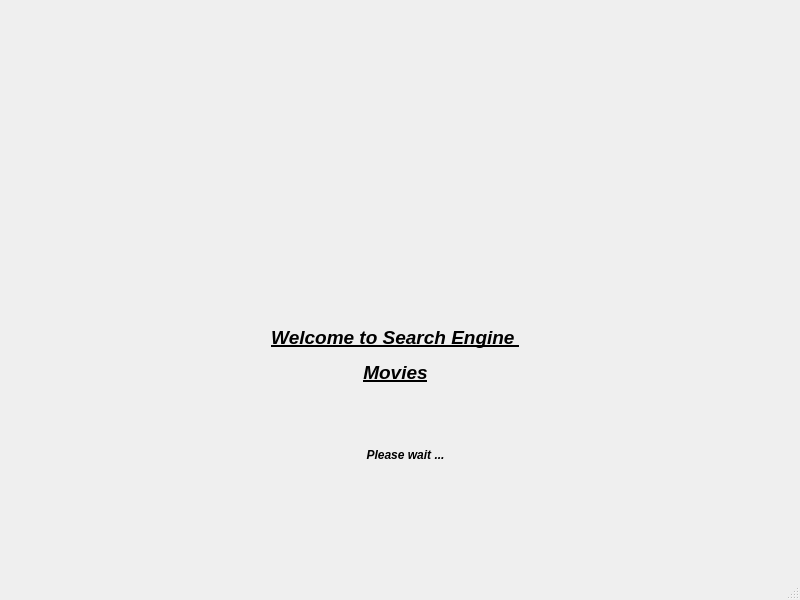
mm528/ElasticSearch, file welcome.ui: the form before one commit.
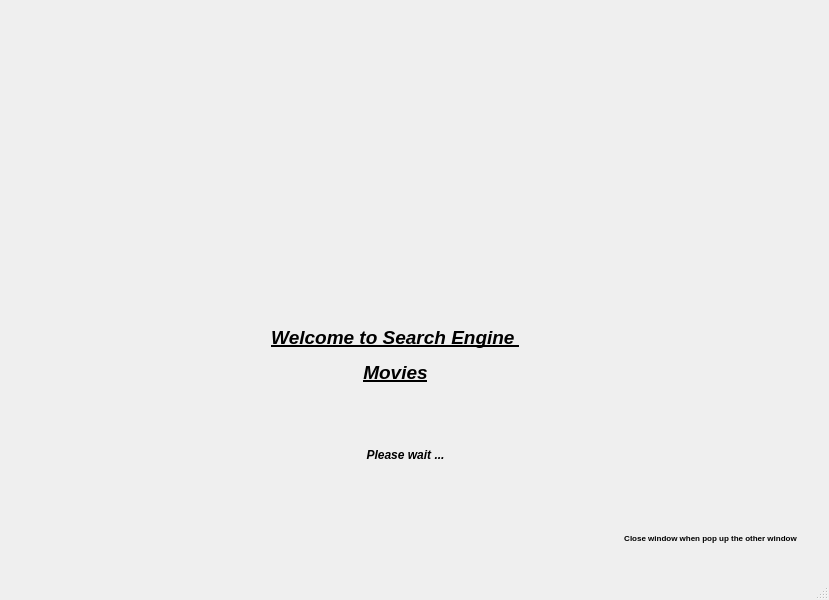
The form after the commit. Icons and pictures are not drawn.

Diff of the .ui file:
```diff
--- a/welcome.ui
+++ b/welcome.ui
@@ -6,7 +6,7 @@
    <rect>
     <x>0</x>
     <y>0</y>
-    <width>800</width>
+    <width>829</width>
     <height>600</height>
    </rect>
   </property>
@@ -14,22 +14,6 @@
    <string>MainWindow</string>
   </property>
   <widget class="QWidget" name="centralwidget">
-   <widget class="QLabel" name="label">
-    <property name="geometry">
-     <rect>
-      <x>0</x>
-      <y>60</y>
-      <width>801</width>
-      <height>241</height>
-     </rect>
-    </property>
-    <property name="text">
-     <string/>
-    </property>
-    <property name="pixmap">
-     <pixmap>../../../Downloads/ucy (1).jpg</pixmap>
-    </property>
-   </widget>
    <widget class="QLabel" name="label_2">
     <property name="geometry">
      <rect>
@@ -56,6 +40,41 @@
      <string>&lt;html&gt;&lt;head/&gt;&lt;body&gt;&lt;p align=&quot;center&quot;&gt;&lt;span style=&quot; font-weight:600; font-style:italic;&quot;&gt;Please wait ...&lt;/span&gt;&lt;/p&gt;&lt;/body&gt;&lt;/html&gt;</string>
     </property>
    </widget>
+   <widget class="QLabel" name="label">
+    <property name="geometry">
+     <rect>
+      <x>20</x>
+      <y>120</y>
+      <width>791</width>
+      <height>191</height>
+     </rect>
+    </property>
+    <property name="minimumSize">
+     <size>
+      <width>691</width>
+      <height>131</height>
+     </size>
+    </property>
+    <property name="text">
+     <string/>
+    </property>
+    <property name="pixmap">
+     <pixmap>ucy (1)-min.jpg</pixmap>
+    </property>
+   </widget>
+   <widget class="QLabel" name="label_4">
+    <property name="geometry">
+     <rect>
+      <x>600</x>
+      <y>520</y>
+      <width>221</width>
+      <height>31</height>
+     </rect>
+    </property>
+    <property name="text">
+     <string>&lt;html&gt;&lt;head/&gt;&lt;body&gt;&lt;p align=&quot;center&quot;&gt;&lt;span style=&quot; font-weight:600; vertical-align:sub;&quot;&gt;Close window when pop up the other window&lt;/span&gt;&lt;/p&gt;&lt;/body&gt;&lt;/html&gt;</string>
+    </property>
+   </widget>
   </widget>
   <widget class="QMenuBar" name="menubar">
    <property name="geometry">
```
Left out of the diff: 2 changed lines with no effect on the pictures.
